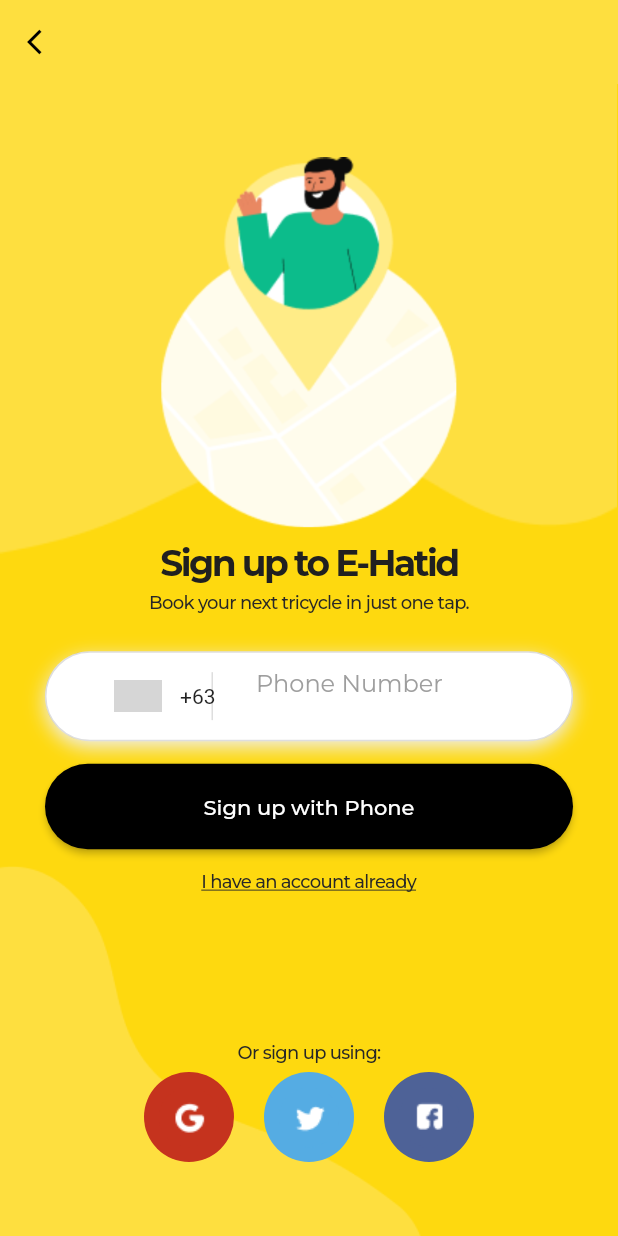
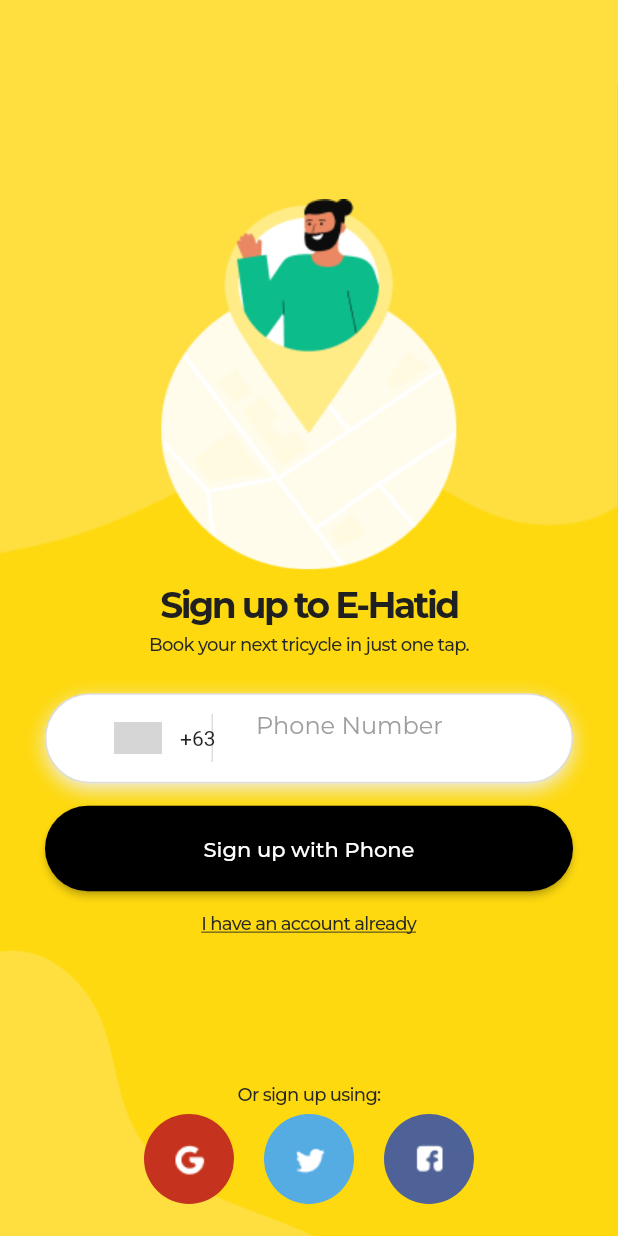
Before and after one commit to Zephynity/E-Hatid-Passenger-App, a Flutter app: the SignUp screen opened directly, on a phone screen of 412 x 824 dp. Run offline on Flutter 3.47's test engine with Material 2 defaults, Android fonts, the phone set to English and light mode, and no system bars; drawn by our look-alikes of intl_phone_number_input; grey boxes are pictures that could not be loaded.

```diff
--- a/lib/Screens/Registration/components/signup_bg.dart
+++ b/lib/Screens/Registration/components/signup_bg.dart
@@ -14,17 +14,12 @@ class SignUpBackground extends StatelessWidget {
       resizeToAvoidBottomInset: true,
       backgroundColor: Color(0xFFFED90F),
       appBar: AppBar(
+        automaticallyImplyLeading: false,
         elevation: 0,
         brightness: Brightness.light,
         backgroundColor: Color(0xFFFEDF3F),
-        leading: IconButton(
-          onPressed: () {
-            Navigator.pop(context);
-          },
-          icon: Icon(Icons.arrow_back_ios, size: 20, color: Colors.black,),
-        ),
       ),
-    body: Center(
+    body: SingleChildScrollView(
       child: Stack(
         children: <Widget>[
           Container(
--- a/lib/Screens/Registration/components/signup_body.dart
+++ b/lib/Screens/Registration/components/signup_body.dart
@@ -1,4 +1,5 @@
 import 'package:ehatid_passenger_app/Screens/Registration/components/signup_bg.dart';
+import 'package:ehatid_passenger_app/Screens/Login/sign_in.dart';
 import 'package:ehatid_passenger_app/Screens/Registration/components/google_icon.dart';
 import 'package:ehatid_passenger_app/Screens/Registration/components/twitter_icon.dart';
 import 'package:ehatid_passenger_app/Screens/Registration/components/facebook_icon.dart';
@@ -134,7 +135,7 @@ class _SignUpBodyState extends State<SignUpBody> {
                       ),
                     ),
                     onTap: () {
-                      Navigator.of(context).pushReplacement(MaterialPageRoute(builder: (BuildContext context)=>SignUp()));
+                      Navigator.of(context).pushReplacement(MaterialPageRoute(builder: (BuildContext context)=>SignIn()));
                     },
                   ),
                 ),
```
